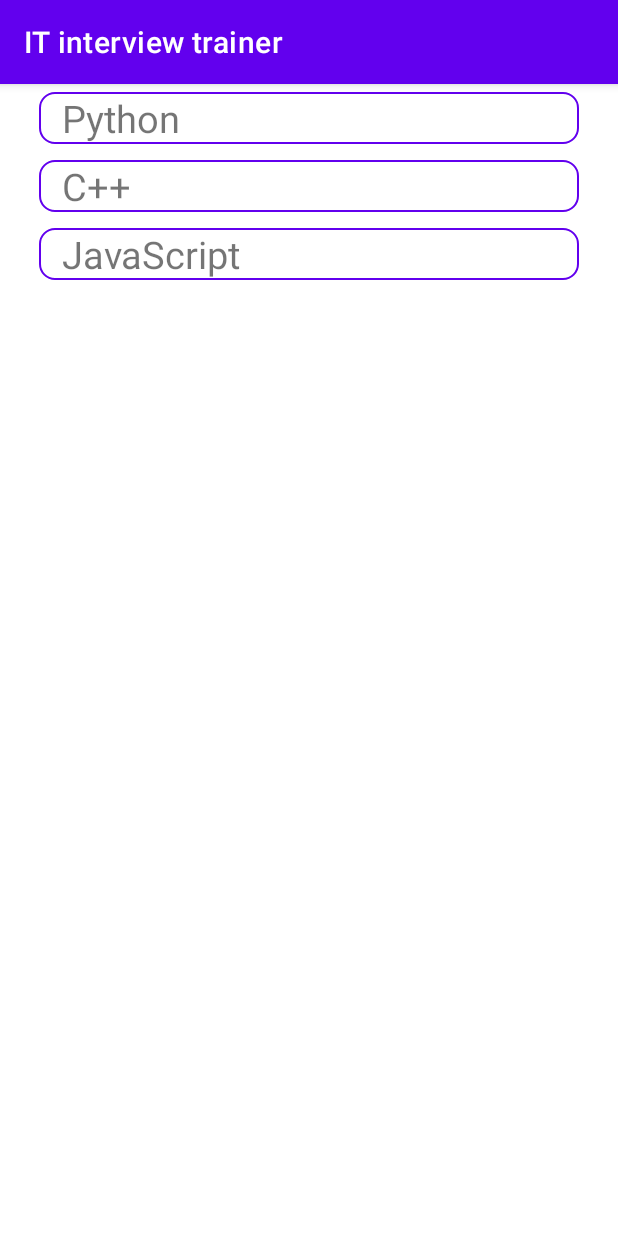
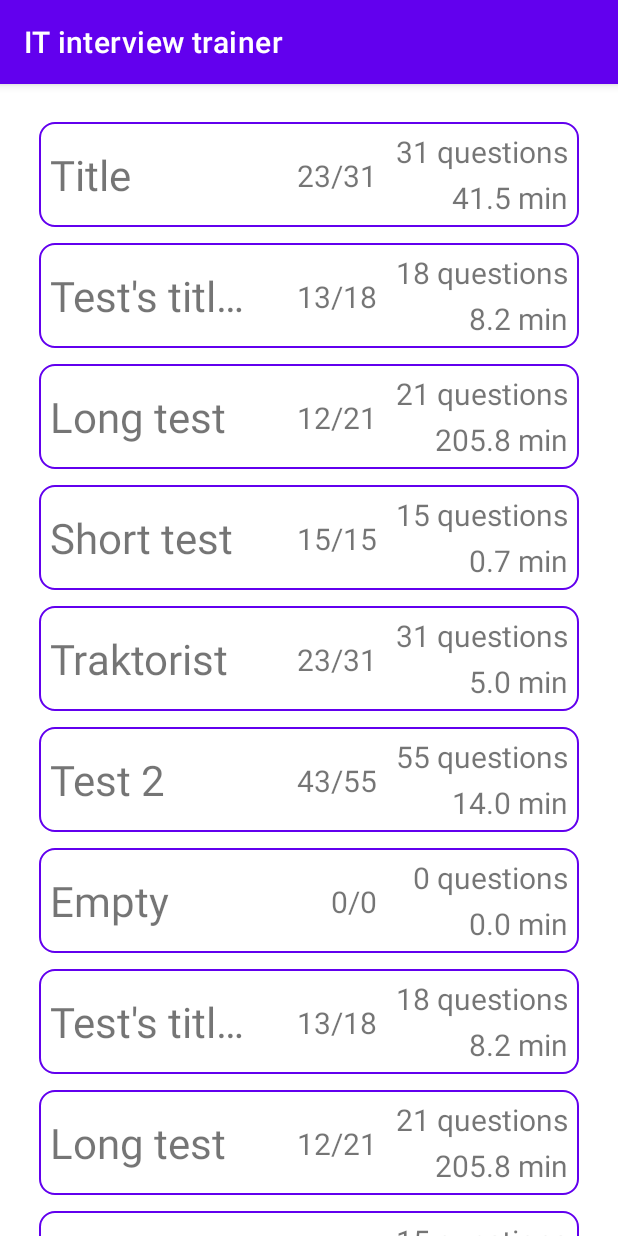
Before and after one commit to moevm/adfmp1h21-interview, an Android app: the screen it shows after launch (MainActivity), after a tap on "STATISTICS", on a phone screen of 412 x 824 dp. Run offline under Robolectric (Android 15) with nearby library versions, the phone set to English and light mode, and no system bars.

Commit message:
add quiz_results_item

```diff
--- a/app/src/main/java/com/pjs/itinterviewtrainer/StatisticsFragment.kt
+++ b/app/src/main/java/com/pjs/itinterviewtrainer/StatisticsFragment.kt
@@ -26,17 +26,11 @@ class StatisticsFragment : Fragment(), StatisticsListAdapter.OnItemClickListener
                               savedInstanceState: Bundle?): View? {
 
         val rootView = inflater.inflate(R.layout.fragment_statistics, container, false)
-        listAdapter = StatisticsListAdapter(QuizRepository.categoriesList, this)
-        rootView.categoriesListView.adapter = listAdapter
-        rootView.categoriesListView.layoutManager = LinearLayoutManager(requireContext(), LinearLayoutManager.VERTICAL, false)
+        listAdapter = StatisticsListAdapter(QuizRepository.statisticsList, this)
+        rootView.quizResultsListView.adapter = listAdapter
+        rootView.quizResultsListView.layoutManager = LinearLayoutManager(requireContext(), LinearLayoutManager.VERTICAL, false)
         return rootView
     }
 
-    override fun onItemClick(position: Int) {
-        with(requireActivity().supportFragmentManager.beginTransaction()) {
-            replace(R.id.container, QuizChoiceFragment.newInstance(listAdapter.dataSet[position].id), QuizChoiceFragment.TAG)
-            addToBackStack(QuizChoiceFragment.TAG)
-            commit()
-        }
-    }
+    override fun onItemClick(position: Int) {}
 }
--- a/app/src/main/java/com/pjs/itinterviewtrainer/adapters/StatisticsListAdapter.kt
+++ b/app/src/main/java/com/pjs/itinterviewtrainer/adapters/StatisticsListAdapter.kt
@@ -6,16 +6,19 @@ import android.view.ViewGroup
 import android.widget.TextView
 import androidx.recyclerview.widget.RecyclerView
 import com.pjs.itinterviewtrainer.R
-import com.pjs.itinterviewtrainer.data.QuestionCategory
+import com.pjs.itinterviewtrainer.data.QuizResults
 
-class StatisticsListAdapter(var dataSet: List<QuestionCategory>, private val onItemClickListener: OnItemClickListener) :
+class StatisticsListAdapter(var dataSet: List<QuizResults>, private val onItemClickListener: OnItemClickListener) :
         RecyclerView.Adapter<StatisticsListAdapter.ViewHolder>() {
 
     class ViewHolder(view: View, private val itemClickListener: OnItemClickListener) : RecyclerView.ViewHolder(view), View.OnClickListener {
-        val textView: TextView = view.findViewById(R.id.textView)
+        val titleView: TextView = view.findViewById(R.id.titleView)
+        val questionsAmountView: TextView = view.findViewById(R.id.questionsAmountView)
+        val passedTimeView: TextView = view.findViewById(R.id.passedTimeView)
+        val resultsView: TextView = view.findViewById(R.id.resultsView)
 
         init {
-            textView.setOnClickListener(this)
+            titleView.setOnClickListener(this)
         }
 
         override fun onClick(v: View?) {
@@ -27,14 +30,18 @@ class StatisticsListAdapter(var dataSet: List<QuestionCategory>, private val onI
     override fun onCreateViewHolder(viewGroup: ViewGroup, viewType: Int): ViewHolder {
         // Create a new view, which defines the UI of the list item
         val view = LayoutInflater.from(viewGroup.context)
-                .inflate(R.layout.text_row_item, viewGroup, false)
+                .inflate(R.layout.quiz_results_item, viewGroup, false)
 
         return ViewHolder(view, onItemClickListener)
     }
 
     // Replace the contents of a view (invoked by the layout manager)
     override fun onBindViewHolder(viewHolder: ViewHolder, position: Int) {
-        viewHolder.textView.text = dataSet[position].name
+        val data = dataSet[position]
+        viewHolder.titleView.text = data.title
+        viewHolder.resultsView.text = "${data.correct}/${data.correct + data.wrong}" // TODO data.questions.size
+        viewHolder.questionsAmountView.text = "${data.correct + data.wrong} questions" // TODO data.questions.size
+        viewHolder.passedTimeView.text = "${String.format("%.1f", data.passedTimeInSeconds.toFloat()/60)} min"
     }
 
     // Return the size of your dataset (invoked by the layout manager)
--- a/app/src/main/java/com/pjs/itinterviewtrainer/data/QuizRepository.kt
+++ b/app/src/main/java/com/pjs/itinterviewtrainer/data/QuizRepository.kt
@@ -9,12 +9,18 @@ object QuizRepository {
     var levelsList: List<QuestionLevel> = listOf("easy", "medium", "hard").mapIndexed { i, d -> QuestionLevel(i, d) }
     var statisticsList: List<QuizResults> = listOf(
             QuizResults(0, 23, 8, mutableListOf<Question>(), 2493, "Title"),
+            QuizResults(0, 13, 5, mutableListOf<Question>(), 493, "Test's title c++ Long name"),
+            QuizResults(0, 12, 9, mutableListOf<Question>(), 12345, "Long test"),
+            QuizResults(0, 15, 0, mutableListOf<Question>(), 43, "Short test"),
+            QuizResults(0, 23, 8, mutableListOf<Question>(), 300, "Traktorist"),
+            QuizResults(0, 43, 12, mutableListOf<Question>(), 839, "Test 2"),
+            QuizResults(0, 0, 0, mutableListOf<Question>(), 0, "Empty"),
             QuizResults(0, 13, 5, mutableListOf<Question>(), 493, "Test's title c++"),
             QuizResults(0, 12, 9, mutableListOf<Question>(), 12345, "Long test"),
             QuizResults(0, 15, 0, mutableListOf<Question>(), 43, "Short test"),
             QuizResults(0, 23, 8, mutableListOf<Question>(), 300, "Traktorist"),
             QuizResults(0, 43, 12, mutableListOf<Question>(), 839, "Test 2"),
-            QuizResults(0, 0, 0, mutableListOf<Question>(), 0, "Empty")
+            QuizResults(0, 0, 0, mutableListOf<Question>(), 0, "Empty"),
     )
     lateinit var questionsList: List<Question>
     lateinit var quizList: List<Quiz>
--- a/app/src/main/res/layout/fragment_statistics.xml
+++ b/app/src/main/res/layout/fragment_statistics.xml
@@ -19,18 +19,11 @@
         app:layout_constraintBottom_toBottomOf="parent"
         app:layout_constraintRight_toRightOf="parent">
 
-        <com.google.android.material.textfield.TextInputLayout
-            style="@style/Widget.MaterialComponents.TextInputLayout.OutlinedBox"
+        <androidx.recyclerview.widget.RecyclerView
+            android:id="@+id/quizResultsListView"
             android:layout_width="match_parent"
-            android:layout_height="wrap_content"
-            app:layout_constraintLeft_toLeftOf="parent"
-            app:layout_constraintTop_toBottomOf="@id/testSetupTitle">
-
-            <androidx.recyclerview.widget.RecyclerView
-                android:id="@+id/categoriesListView"
-                android:layout_width="match_parent"
-                android:layout_height="match_parent"/>
-        </com.google.android.material.textfield.TextInputLayout>
+            android:layout_marginTop="20dp"
+            android:layout_height="match_parent"/>
     </LinearLayout>
 
 </androidx.constraintlayout.widget.ConstraintLayout>
--- /dev/null
+++ b/app/src/main/res/layout/quiz_results_item.xml
@@ -0,0 +1,75 @@
+<?xml version="1.0" encoding="utf-8"?>
+<androidx.constraintlayout.widget.ConstraintLayout xmlns:android="http://schemas.android.com/apk/res/android"
+    xmlns:app="http://schemas.android.com/apk/res-auto"
+    xmlns:tools="http://schemas.android.com/tools"
+    android:id="@+id/frameLayout"
+    android:layout_width="match_parent"
+    android:layout_height="70dp"
+    android:layout_marginLeft="5dp"
+    android:layout_marginTop="5dp"
+    android:layout_marginRight="5dp"
+    android:layout_marginBottom="5dp"
+    android:background="@drawable/recycler_view_item_bg"
+    android:gravity="center_vertical">
+
+    <TextView
+        android:id="@+id/titleView"
+        android:layout_width="0dp"
+        android:layout_height="wrap_content"
+        android:layout_marginStart="7dp"
+        android:layout_marginEnd="4dp"
+        android:ellipsize="end"
+        android:maxLines="1"
+        android:text="Very long and huge many words text"
+        android:textSize="28sp"
+        app:layout_constraintBottom_toBottomOf="parent"
+        app:layout_constraintEnd_toStartOf="@+id/resultsView"
+        app:layout_constraintHorizontal_bias="0.0"
+        app:layout_constraintStart_toStartOf="parent"
+        app:layout_constraintTop_toTopOf="parent" />
+
+    <TextView
+        android:id="@+id/resultsView"
+        android:layout_width="wrap_content"
+        android:layout_height="wrap_content"
+        android:layout_marginStart="188dp"
+        android:layout_marginTop="22dp"
+        android:layout_marginBottom="20dp"
+        android:maxLines="1"
+        android:minWidth="70dp"
+        android:text="23/100"
+        android:textAlignment="textEnd"
+        android:textSize="20sp"
+        app:layout_constraintBottom_toBottomOf="parent"
+        app:layout_constraintEnd_toStartOf="@+id/questionsAmountView"
+        app:layout_constraintHorizontal_bias="1.0"
+        app:layout_constraintStart_toStartOf="parent"
+        app:layout_constraintTop_toTopOf="parent"
+        app:layout_constraintVertical_bias="0.0" />
+
+    <TextView
+        android:id="@+id/questionsAmountView"
+        android:layout_width="wrap_content"
+        android:layout_height="wrap_content"
+        android:layout_marginTop="6dp"
+        android:layout_marginEnd="7dp"
+        android:minWidth="127dp"
+        android:text="100 questions"
+        android:textAlignment="textEnd"
+        android:textSize="20sp"
+        app:layout_constraintEnd_toEndOf="parent"
+        app:layout_constraintTop_toTopOf="parent" />
+
+    <TextView
+        android:id="@+id/passedTimeView"
+        android:layout_width="wrap_content"
+        android:layout_height="wrap_content"
+        android:layout_marginEnd="7dp"
+        android:layout_marginBottom="6dp"
+        android:minWidth="127dp"
+        android:text="100 min"
+        android:textAlignment="textEnd"
+        android:textSize="20sp"
+        app:layout_constraintBottom_toBottomOf="parent"
+        app:layout_constraintEnd_toEndOf="parent" />
+</androidx.constraintlayout.widget.ConstraintLayout>
```
